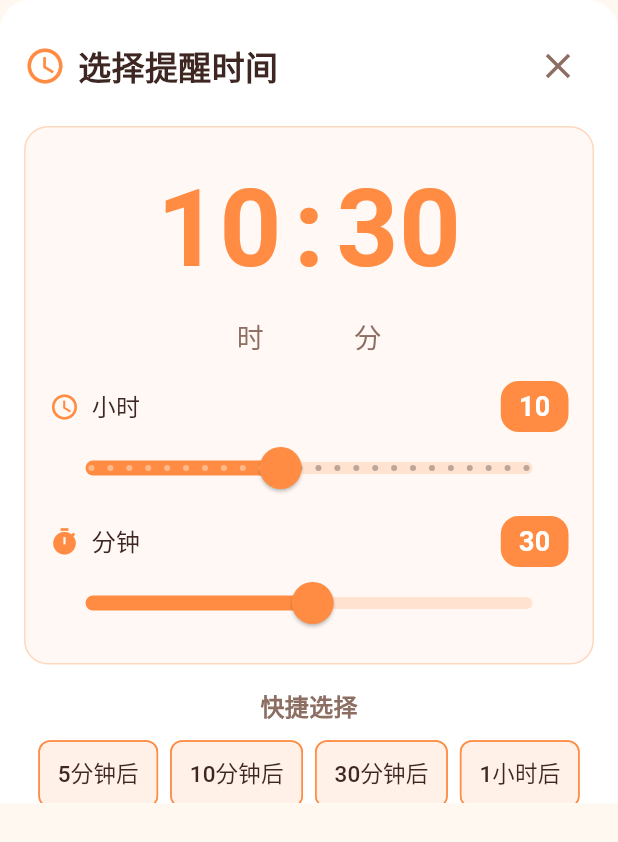
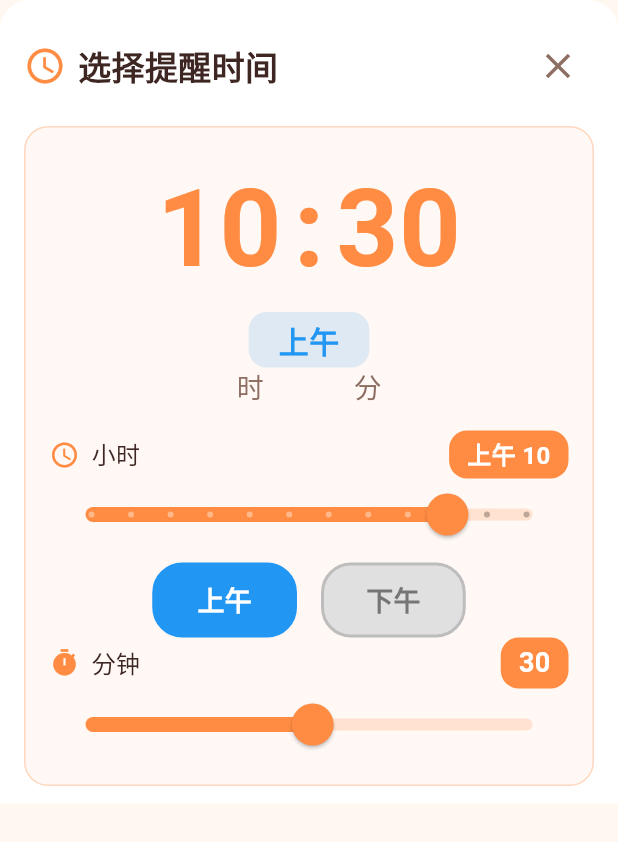
Before and after one commit to lifeng0221/nnbw-App, a Flutter app: the SimpleTimePicker widget shown alone on an empty page, opened directly with empty values, on a phone screen of 412 x 824 dp. Shown: the top 842 px of the screen. Run offline on Flutter 3.47's test engine with Material 3 defaults, Android fonts, the phone set to English and light mode, and no system bars; our stand-ins replace audioplayers, flutter_local_notifications, permission_handler, shared_preferences, speech_to_text; accounts and stored records are empty.

Commit message:
v1.0.54: 修复时间选择器AM/PM + 缩短轮询到10秒
1. 时间选择器改为12小时制+上下午切换（默认下午）
   - 解决'3点'被误解为凌晨3点的问题
   - 大号上下午标签+AM/PM切换按钮
   - 快捷按钮增加'下午3点''下午6点'
2. 轮询间隔从60秒缩短到10秒
   - 缩短到1分钟内的漏检窗口
3. onCreate中重排闹钟+立即检查遗漏提醒

```diff
--- a/lib/widgets/simple_time_picker.dart
+++ b/lib/widgets/simple_time_picker.dart
@@ -34,12 +34,29 @@ class SimpleTimePicker extends StatefulWidget {
 class _SimpleTimePickerState extends State<SimpleTimePicker> {
   late int _hour;
   late int _minute;
+  bool _isPM = false; // true=下午，false=上午（默认下午，兼容用户说"3点"≈下午3点的习惯）
 
   @override
   void initState() {
     super.initState();
     _hour = widget.initialTime.hour;
     _minute = widget.initialTime.minute;
+    // 如果是下午时段（13-23点），默认勾选下午
+    _isPM = _hour >= 13;
+    // 统一转为12小时制显示
+    if (_hour == 0) {
+      _hour = 12;
+    } else if (_hour > 12) {
+      _hour = _hour - 12;
+    }
+  }
+
+  /// 把12小时制显示值转为24小时制
+  int _to24Hour(int displayHour, bool isPM) {
+    if (displayHour == 12) {
+      return isPM ? 12 : 0; // 12 PM=12, 12 AM=0
+    }
+    return isPM ? displayHour + 12 : displayHour;
   }
 
   String _f(int v) => v.toString().padLeft(2, '0');
@@ -89,7 +106,7 @@ class _SimpleTimePickerState extends State<SimpleTimePicker> {
               ),
               child: Column(
                 children: [
-                  // 大号时间显示
+                  // 大号时间显示（带上下午标识）
                   Row(
                     mainAxisAlignment: MainAxisAlignment.center,
                     children: [
@@ -115,7 +132,23 @@ class _SimpleTimePickerState extends State<SimpleTimePicker> {
                       ),
                     ],
                   ),
-                  const SizedBox(height: 8),
+                  // 上下午大标签
+                  Container(
+                    margin: const EdgeInsets.only(top: 4),
+                    padding: const EdgeInsets.symmetric(horizontal: 20, vertical: 4),
+                    decoration: BoxDecoration(
+                      color: _isPM ? Colors.deepOrange.withOpacity(0.15) : Colors.blue.withOpacity(0.15),
+                      borderRadius: BorderRadius.circular(12),
+                    ),
+                    child: Text(
+                      _isPM ? '下午' : '上午',
+                      style: TextStyle(
+                        fontSize: 20,
+                        fontWeight: FontWeight.bold,
+                        color: _isPM ? Colors.deepOrange : Colors.blue,
+                      ),
+                    ),
+                  ),
                   Row(
                     mainAxisAlignment: MainAxisAlignment.center,
                     children: [
@@ -140,8 +173,8 @@ class _SimpleTimePickerState extends State<SimpleTimePicker> {
                           borderRadius: BorderRadius.circular(12),
                         ),
                         child: Text(
-                          _f(_hour),
-                          style: const TextStyle(fontSize: 18, color: Colors.white, fontWeight: FontWeight.bold),
+                          _isPM ? '下午 ${_f(_hour)}' : '上午 ${_f(_hour)}',
+                          style: const TextStyle(fontSize: 16, color: Colors.white, fontWeight: FontWeight.bold),
                         ),
                       ),
                     ],
@@ -157,14 +190,23 @@ class _SimpleTimePickerState extends State<SimpleTimePicker> {
                     ),
                     child: Slider(
                       value: _hour.toDouble(),
-                      min: 0,
-                      max: 23,
-                      divisions: 23,
+                      min: 1,
+                      max: 12,
+                      divisions: 11,
                       onChanged: (v) => setState(() => _hour = v.round()),
                     ),
                   ),
+                  const SizedBox(height: 8),
 
-                  const SizedBox(height: 8),
+                  // AM/PM 切换按钮
+                  Row(
+                    mainAxisAlignment: MainAxisAlignment.center,
+                    children: [
+                      _buildAmPmButton('上午', !_isPM, () => setState(() => _isPM = false)),
+                      const SizedBox(width: 16),
+                      _buildAmPmButton('下午', _isPM, () => setState(() => _isPM = true)),
+                    ],
+                  ),
 
                   // 分钟滑动条
                   Row(
@@ -220,7 +262,9 @@ class _SimpleTimePickerState extends State<SimpleTimePicker> {
                 _buildQuickButton('1小时后', () => _quickMinutes(60)),
                 _buildQuickButton('早上8点', () => _quickTime(8, 0)),
                 _buildQuickButton('中午12点', () => _quickTime(12, 0)),
-                _buildQuickButton('晚上8点', () => _quickTime(20, 0)),
+                _buildQuickButton('下午3点', () { setState(() { _hour = 3; _isPM = true; }); }),
+                _buildQuickButton('下午6点', () { setState(() { _hour = 6; _isPM = true; }); }),
+                _buildQuickButton('晚上8点', () { setState(() { _hour = 8; _isPM = true; }); }),
               ],
             ),
             const SizedBox(height: 16),
@@ -230,7 +274,7 @@ class _SimpleTimePickerState extends State<SimpleTimePicker> {
               width: double.infinity,
               height: 56,
               child: ElevatedButton(
-                onPressed: () => widget.onTimeSelected(TimeOfDay(hour: _hour, minute: _minute)),
+                onPressed: () => widget.onTimeSelected(TimeOfDay(hour: _to24Hour(_hour, _isPM), minute: _minute)),
                 style: ElevatedButton.styleFrom(
                   backgroundColor: WarmColors.primary,
                   foregroundColor: Colors.white,
@@ -256,12 +300,47 @@ class _SimpleTimePickerState extends State<SimpleTimePicker> {
     );
   }
 
+  Widget _buildAmPmButton(String label, bool isSelected, VoidCallback onTap) {
+    final isPM = label == '下午';
+    final activeColor = isPM ? Colors.deepOrange : Colors.blue;
+    return GestureDetector(
+      onTap: onTap,
+      child: Container(
+        padding: const EdgeInsets.symmetric(horizontal: 28, vertical: 10),
+        decoration: BoxDecoration(
+          color: isSelected ? activeColor : Colors.grey.shade300,
+          borderRadius: BorderRadius.circular(20),
+          border: Border.all(
+            color: isSelected ? activeColor : Colors.grey.shade400,
+            width: 2,
+          ),
+        ),
+        child: Text(
+          label,
+          style: TextStyle(
+            fontSize: 18,
+            fontWeight: FontWeight.bold,
+            color: isSelected ? Colors.white : Colors.grey.shade600,
+          ),
+        ),
+      ),
+    );
+  }
+
   void _quickMinutes(int minutes) {
     final target = DateTime.now().add(Duration(minutes: minutes));
-    setState(() { _hour = target.hour; _minute = target.minute; });
+    setState(() {
+      _minute = target.minute;
+      _isPM = target.hour >= 12;
+      _hour = target.hour == 0 ? 12 : (target.hour > 12 ? target.hour - 12 : target.hour);
+    });
   }
 
   void _quickTime(int hour, int minute) {
-    setState(() { _hour = hour; _minute = minute; });
+    setState(() {
+      _minute = minute;
+      _isPM = hour >= 12;
+      _hour = hour == 0 ? 12 : (hour > 12 ? hour - 12 : hour);
+    });
   }
 }
```
Also changed, not shown: 1 other file.
